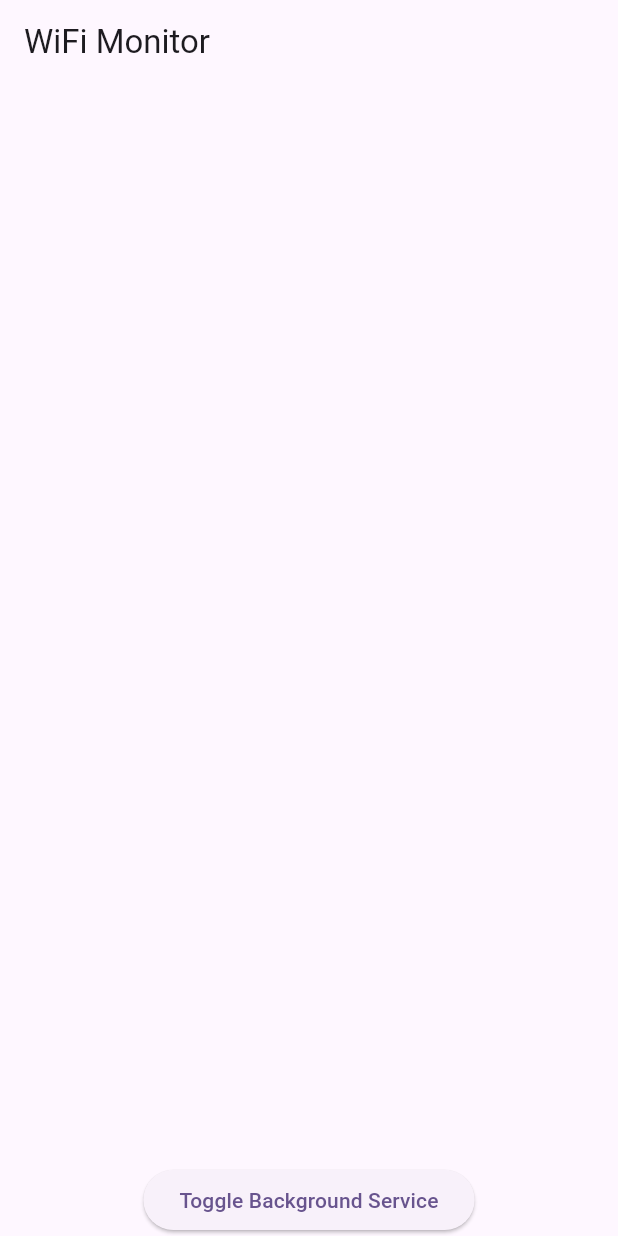
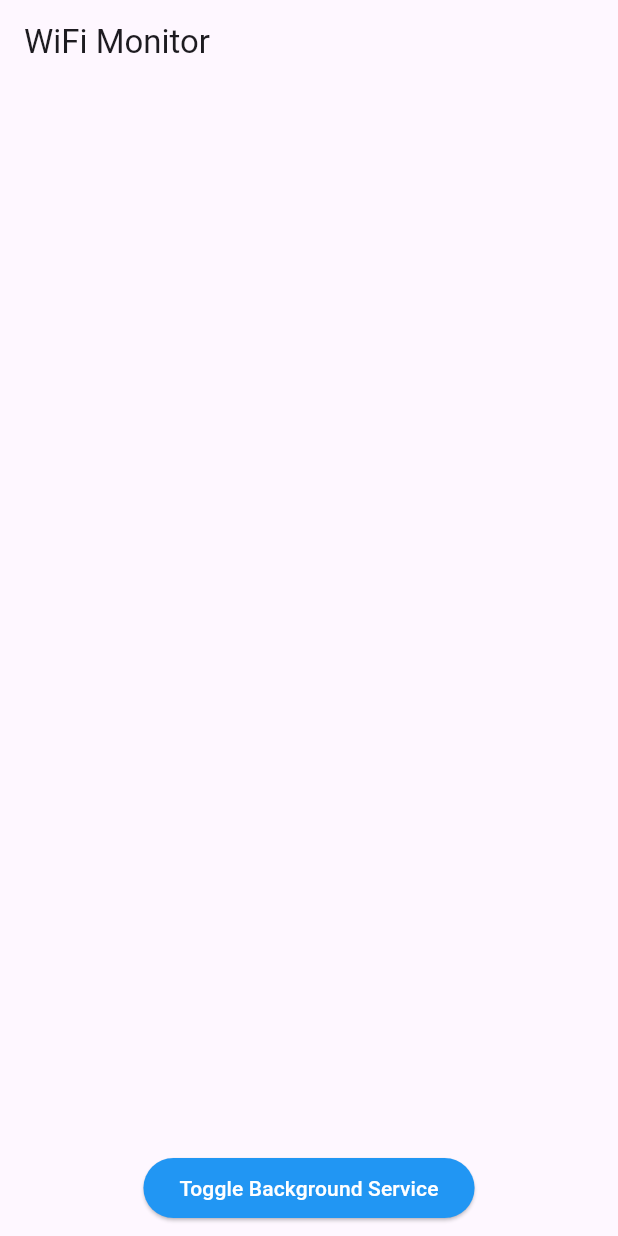
Before and after one commit to raafiimhd/wifi_scan_app, a Flutter app: the screen it shows after launch, after a tap on "Toggle Background Service", on a phone screen of 412 x 824 dp. Run offline on Flutter 3.47's test engine with Material 3 defaults, Android fonts, the phone set to English and light mode, and no system bars; our stand-ins replace flutter_local_notifications, get; missing offline and left inert: flutter_foreground_task, wifi_scan; statements that could not run were skipped.

Commit message:
bug fixed

```diff
--- a/lib/main.dart
+++ b/lib/main.dart
@@ -1,8 +1,7 @@
 import 'package:flutter/material.dart';
 import 'package:flutter_foreground_task/flutter_foreground_task.dart';
+import 'screens/wifi_screen.dart';
 import 'controller/wifi_task_handler.dart';
-import 'screens/wifi_screen.dart';
-
 
 void main() async {
   WidgetsFlutterBinding.ensureInitialized();
@@ -24,7 +23,7 @@ void main() async {
       autoRunOnBoot: true,
       allowWakeLock: true,
       allowWifiLock: true,
-    eventAction: ForegroundTaskEventAction.repeat(5000), // Add the required eventAction parameter
+      eventAction: ForegroundTaskEventAction.repeat(5000), // 5s interval
     ),
   );
 
--- a/lib/screens/wifi_screen.dart
+++ b/lib/screens/wifi_screen.dart
@@ -1,9 +1,8 @@
 import 'package:flutter/material.dart';
 import 'package:flutter_foreground_task/flutter_foreground_task.dart';
 import 'package:get/get.dart';
-
+import 'package:wifi_scanner_app/main.dart';
 import '../controller/wifi_controller.dart';
-import '../controller/wifi_task_handler.dart';
 
 class WifiScannerApp extends StatelessWidget {
   const WifiScannerApp({super.key});
@@ -16,17 +15,27 @@ class WifiScannerApp extends StatelessWidget {
       appBar: AppBar(title: const Text("WiFi Monitor")),
       body: Column(
         children: [
-          Obx(() => Expanded(
+          Obx(
+            () => Expanded(
               child: ListView(
-                  children: wifiController.networks
-                      .map((n) => ListTile(
+                children:
+                    wifiController.networks
+                        .map(
+                          (n) => ListTile(
                             title: Text(n.ssid),
-                            subtitle: Text("RSSI: ${n.level}"),
-                          ))
+                            subtitle: Text("RSSI: ${n.level} dBm"),
+                          ),
+                        )
                         .toList(),
               ),
-              )),
-          ElevatedButton(
+            ),
+          ),
+          Padding(
+            padding: const EdgeInsets.all(8.0),
+            child: ElevatedButton(
+              style: ButtonStyle(
+                backgroundColor: WidgetStateProperty.all(Colors.blue),
+              ),
               onPressed: () async {
                 final running = await FlutterForegroundTask.isRunningService;
                 if (running) {
@@ -36,10 +45,18 @@ class WifiScannerApp extends StatelessWidget {
                     notificationTitle: 'WiFi Monitor Running',
                     notificationText: 'Scanning WiFi continuously',
                     callback: wifiScanTask,
+                    notificationButtons: const [
+                      NotificationButton(id: 'stop', text: 'Stop'),
+                      NotificationButton(id: 'scan', text: 'Scan Now'),
+                    ],
                   );
                 }
               },
-            child: const Text("Toggle Background Service"),
+              child: const Text(
+                "Toggle Background Service",
+                style: TextStyle(color: Colors.white),
+              ),
+            ),
           ),
         ],
       ),
```
Also changed, not shown: lib/controller/wifi_controller.dart (+6 -9 lines), lib/controller/wifi_task_handler.dart (+24 -23 lines), 1 other file. Lines whose indentation alone changed are shown as unchanged.
